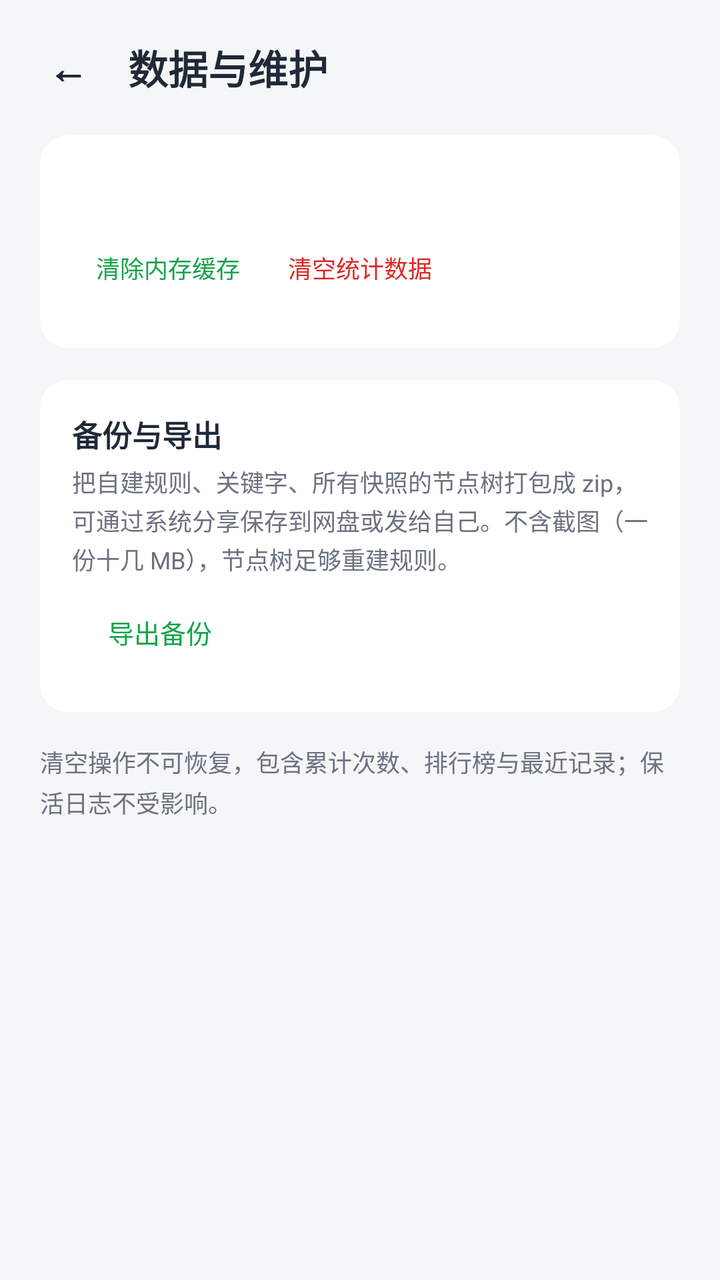
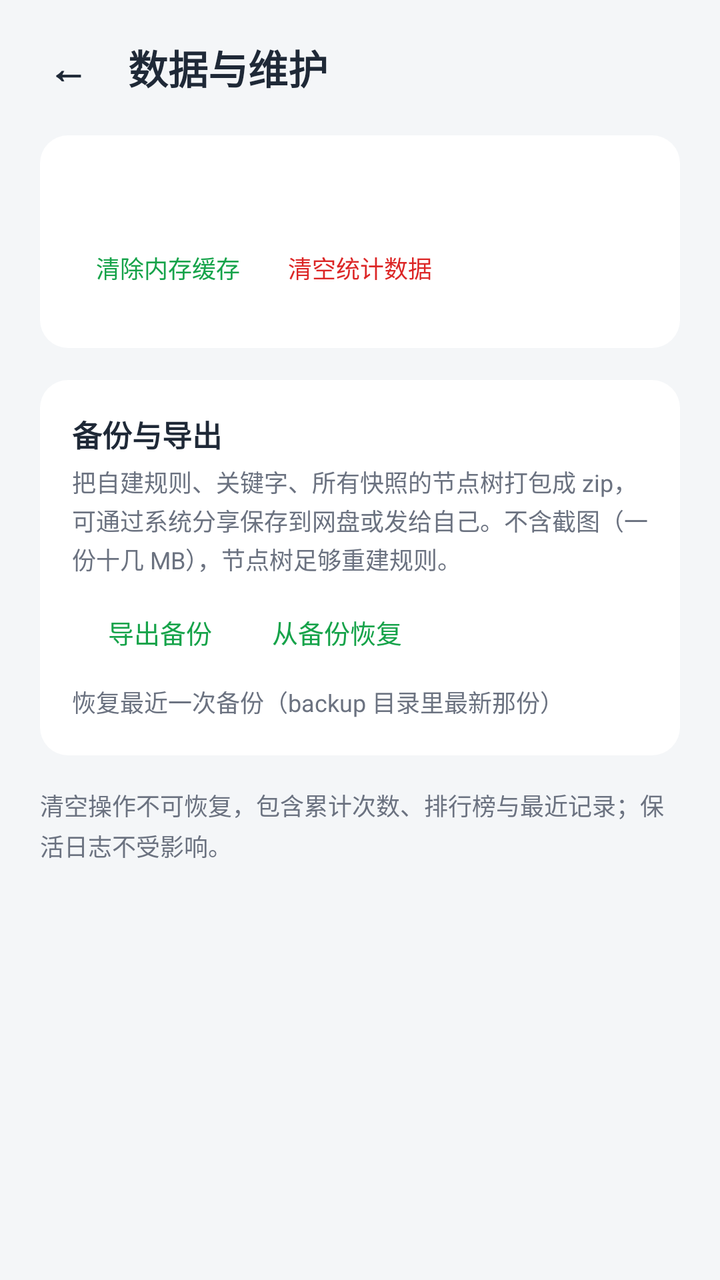

The first picture is an Android layout as it rendered before a commit; the second is the same layout after the commit. The layout source and the unified diff follow.
<!-- AndroidManifest.xml: application theme Theme.SkipAd -->
<!-- res/layout/activity_maintenance.xml -->
<?xml version="1.0" encoding="utf-8"?>
<ScrollView xmlns:android="http://schemas.android.com/apk/res/android"
    android:layout_width="match_parent"
    android:layout_height="match_parent"
    android:fillViewport="true">

    <LinearLayout
        android:layout_width="match_parent"
        android:layout_height="wrap_content"
        android:orientation="vertical">

        <View
            android:id="@+id/inset_top"
            android:layout_width="match_parent"
            android:layout_height="0dp" />

        <LinearLayout
            android:layout_width="match_parent"
            android:layout_height="wrap_content"
            android:gravity="center_vertical"
            android:orientation="horizontal"
            android:paddingLeft="12dp"
            android:paddingTop="8dp"
            android:paddingRight="20dp"
            android:paddingBottom="8dp">

            <TextView
                android:id="@+id/back_button"
                android:layout_width="wrap_content"
                android:layout_height="wrap_content"
                android:padding="12dp"
                android:text="←"
                android:textColor="@color/text_primary"
                android:textSize="20sp"
                android:textStyle="bold" />

            <TextView
                android:layout_width="wrap_content"
                android:layout_height="wrap_content"
                android:layout_marginLeft="8dp"
                android:text="@string/maintain_title"
                android:textColor="@color/text_primary"
                android:textSize="20sp"
                android:textStyle="bold" />
        </LinearLayout>

        <LinearLayout
            android:layout_width="match_parent"
            android:layout_height="wrap_content"
            android:orientation="vertical"
            android:paddingLeft="20dp"
            android:paddingRight="20dp">

            <LinearLayout
                android:layout_width="match_parent"
                android:layout_height="wrap_content"
                android:background="@drawable/bg_card"
                android:orientation="vertical"
                android:padding="16dp">

                <TextView
                    android:id="@+id/mem_text"
                    android:layout_width="wrap_content"
                    android:layout_height="wrap_content"
                    android:textColor="@color/text_primary"
                    android:textSize="15sp" />

                <LinearLayout
                    android:layout_width="match_parent"
                    android:layout_height="wrap_content"
                    android:layout_marginTop="6dp"
                    android:orientation="horizontal">

                    <Button
                        android:id="@+id/clear_cache_button"
                        style="?android:attr/borderlessButtonStyle"
                        android:layout_width="wrap_content"
                        android:layout_height="wrap_content"
                        android:text="@string/action_clear_mem_cache"
                        android:textColor="@color/primary"
                        android:textSize="12sp" />

                    <Button
                        android:id="@+id/clear_stats_button"
                        style="?android:attr/borderlessButtonStyle"
                        android:layout_width="wrap_content"
                        android:layout_height="wrap_content"
                        android:text="@string/action_clear_stats"
                        android:textColor="@color/status_off"
                        android:textSize="12sp" />
                </LinearLayout>
            </LinearLayout>

            <LinearLayout
                android:layout_width="match_parent"
                android:layout_height="wrap_content"
                android:layout_marginTop="16dp"
                android:background="@drawable/bg_card"
                android:orientation="vertical"
                android:padding="16dp">

                <TextView
                    android:layout_width="wrap_content"
                    android:layout_height="wrap_content"
                    android:text="备份与导出"
                    android:textColor="@color/text_primary"
                    android:textSize="15sp"
                    android:textStyle="bold" />

                <TextView
                    android:layout_width="match_parent"
                    android:layout_height="wrap_content"
                    android:layout_marginTop="4dp"
                    android:lineSpacingExtra="2dp"
                    android:text="把自建规则、关键字、所有快照的节点树打包成 zip，可通过系统分享保存到网盘或发给自己。不含截图（一份十几 MB），节点树足够重建规则。"
                    android:textColor="@color/text_secondary"
                    android:textSize="12sp" />

                <Button
                    android:id="@+id/export_backup_button"
                    style="?android:attr/borderlessButtonStyle"
                    android:layout_width="wrap_content"
                    android:layout_height="wrap_content"
                    android:layout_marginTop="4dp"
                    android:text="导出备份"
                    android:textColor="@color/primary"
                    android:textSize="13sp" />
            </LinearLayout>

            <TextView
                android:layout_width="match_parent"
                android:layout_height="wrap_content"
                android:layout_marginTop="16dp"
                android:lineSpacingExtra="3dp"
                android:text="@string/clear_stats_warn_repeat"
                android:textColor="@color/text_secondary"
                android:textSize="12sp" />
        </LinearLayout>

        <View
            android:id="@+id/inset_bottom"
            android:layout_width="match_parent"
            android:layout_height="0dp" />
    </LinearLayout>
</ScrollView>
<!-- resources referenced by this layout -->
<resources>
  <color name="primary">#16A34A</color>
  <color name="status_off">#DC2626</color>
  <color name="text_primary">#1F2937</color>
  <color name="text_secondary">#6B7280</color>
  <!-- drawable bg_card (drawable) -->
  <?xml version="1.0" encoding="utf-8"?>
  <shape xmlns:android="http://schemas.android.com/apk/res/android" android:shape="rectangle">
      <solid android:color="@color/card" />
      <corners android:radius="14dp" />
  </shape>
  <string name="action_clear_mem_cache">清除内存缓存</string>
  <string name="action_clear_stats">清空统计数据</string>
  <string name="clear_stats_warn_repeat">清空操作不可恢复，包含累计次数、排行榜与最近记录；保活日志不受影响。</string>
  <string name="maintain_title">数据与维护</string>
  <style name="Theme.SkipAd" parent="Theme.AppCompat.DayNight.NoActionBar">
          <item name="colorPrimary">@color/primary</item>
          <item name="colorPrimaryDark">@color/primary_dark</item>
          <item name="colorAccent">@color/primary</item>
          <item name="android:windowBackground">@color/background</item>
          <item name="android:statusBarColor">@android:color/transparent</item>
          <item name="android:navigationBarColor">@android:color/transparent</item>
          <item name="android:windowLightStatusBar">true</item>
      </style>
  <color name="card">#FFFFFF</color>
  <color name="primary_dark">#0E7A38</color>
  <color name="background">#F4F6F8</color>
</resources>

<!-- the commit's change to res/layout/activity_maintenance.xml (unified diff, before → after) -->
@@ -116,15 +116,40 @@
                     android:textColor="@color/text_secondary"
                     android:textSize="12sp" />
 
-                <Button
-                    android:id="@+id/export_backup_button"
-                    style="?android:attr/borderlessButtonStyle"
+                <LinearLayout
+                    android:layout_width="match_parent"
+                    android:layout_height="wrap_content"
+                    android:layout_marginTop="4dp"
+                    android:orientation="horizontal">
+
+                    <Button
+                        android:id="@+id/export_backup_button"
+                        style="?android:attr/borderlessButtonStyle"
+                        android:layout_width="wrap_content"
+                        android:layout_height="wrap_content"
+                        android:text="导出备份"
+                        android:textColor="@color/primary"
+                        android:textSize="13sp" />
+
+                    <Button
+                        android:id="@+id/import_backup_button"
+                        style="?android:attr/borderlessButtonStyle"
+                        android:layout_width="wrap_content"
+                        android:layout_height="wrap_content"
+                        android:text="从备份恢复"
+                        android:textColor="@color/primary"
+                        android:textSize="13sp" />
+                </LinearLayout>
+
+                <TextView
+                    android:id="@+id/restore_latest_button"
                     android:layout_width="wrap_content"
                     android:layout_height="wrap_content"
-                    android:layout_marginTop="4dp"
-                    android:text="导出备份"
-                    android:textColor="@color/primary"
-                    android:textSize="13sp" />
+                    android:paddingTop="2dp"
+                    android:paddingBottom="2dp"
+                    android:text="恢复最近一次备份（backup 目录里最新那份）"
+                    android:textColor="@color/text_secondary"
+                    android:textSize="12sp" />
             </LinearLayout>
 
             <TextView
